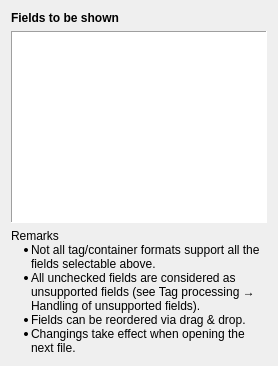
Above: gui/editorfieldsoptionpage.ui from Martchus/tageditor before the change. Below: the same form after it.
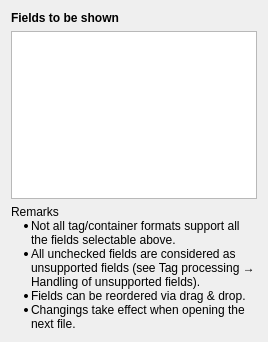
That is the form after the change.

Patch:
```diff
--- a/gui/editorfieldsoptionpage.ui
+++ b/gui/editorfieldsoptionpage.ui
@@ -2,6 +2,14 @@
 <ui version="4.0">
  <class>QtGui::EditorFieldsOptionPage</class>
  <widget class="QWidget" name="QtGui::EditorFieldsOptionPage">
+  <property name="geometry">
+   <rect>
+    <x>0</x>
+    <y>0</y>
+    <width>268</width>
+    <height>342</height>
+   </rect>
+  </property>
   <property name="windowTitle">
    <string>Form</string>
   </property>
@@ -18,12 +26,6 @@
    </item>
    <item>
     <widget class="QListView" name="fieldsListView">
-     <property name="frameShape">
-      <enum>QFrame::Panel</enum>
-     </property>
-     <property name="frameShadow">
-      <enum>QFrame::Sunken</enum>
-     </property>
      <property name="lineWidth">
       <number>1</number>
      </property>
```
